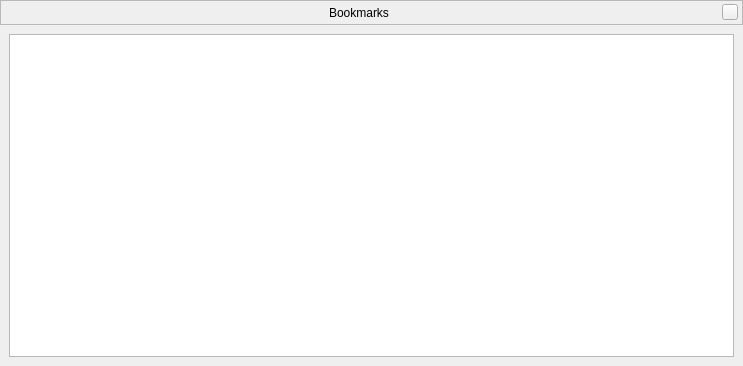
This is src/gui/bookmarksDialog.ui in 519984307/stellarium_src as Qt 5 draws it before an edit. The edited form follows.
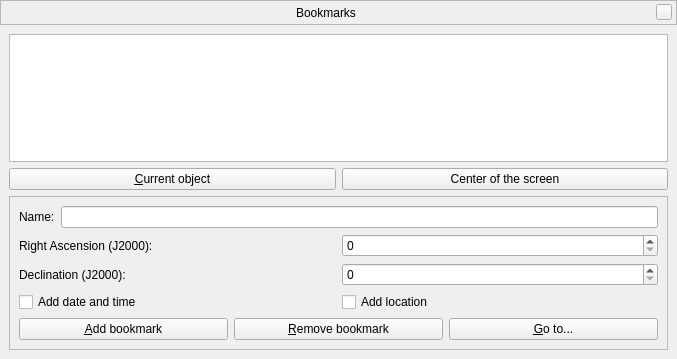
This is the edited form. Custom widgets are drawn as their Qt base class.

Commit message: Bookmarks is working now (require solve problem of correct removing of bookmarks)

Patch:
```diff
--- a/src/gui/bookmarksDialog.ui
+++ b/src/gui/bookmarksDialog.ui
@@ -6,8 +6,8 @@
    <rect>
     <x>0</x>
     <y>0</y>
-    <width>743</width>
-    <height>366</height>
+    <width>677</width>
+    <height>359</height>
    </rect>
   </property>
   <layout class="QGridLayout" name="gridLayout_2">
@@ -128,31 +128,163 @@
     <widget class="QWidget" name="widget" native="true">
      <layout class="QGridLayout" name="gridLayout">
       <item row="0" column="0">
-       <widget class="QTreeWidget" name="bookmarksTreeWidget">
-        <property name="editTriggers">
-         <set>QAbstractItemView::NoEditTriggers</set>
+       <widget class="QTreeView" name="bookmarksTreeView"/>
+      </item>
+      <item row="1" column="0">
+       <layout class="QHBoxLayout" name="horizontalLayout_2">
+        <item>
+         <widget class="QPushButton" name="currentObjectPushButton">
+          <property name="text">
+           <string>&amp;Current object</string>
+          </property>
+         </widget>
+        </item>
+        <item>
+         <widget class="QPushButton" name="centerScreenPushButton">
+          <property name="text">
+           <string>Center of the screen</string>
+          </property>
+         </widget>
+        </item>
+       </layout>
+      </item>
+      <item row="2" column="0">
+       <widget class="QFrame" name="frame">
+        <property name="sizePolicy">
+         <sizepolicy hsizetype="Minimum" vsizetype="Fixed">
+          <horstretch>0</horstretch>
+          <verstretch>0</verstretch>
+         </sizepolicy>
         </property>
-        <property name="rootIsDecorated">
-         <bool>false</bool>
+        <property name="frameShape">
+         <enum>QFrame::StyledPanel</enum>
         </property>
-        <property name="uniformRowHeights">
-         <bool>true</bool>
+        <property name="frameShadow">
+         <enum>QFrame::Raised</enum>
         </property>
-        <property name="itemsExpandable">
-         <bool>false</bool>
-        </property>
-        <property name="sortingEnabled">
-         <bool>true</bool>
-        </property>
-        <property name="expandsOnDoubleClick">
-         <bool>false</bool>
-        </property>
-        <property name="columnCount">
-         <number>0</number>
-        </property>
-        <attribute name="headerShowSortIndicator" stdset="0">
-         <bool>true</bool>
-        </attribute>
+        <layout class="QVBoxLayout" name="verticalLayout_4">
+         <item>
+          <layout class="QHBoxLayout" name="horizontalLayout_4">
+           <item>
+            <widget class="QLabel" name="labelBookmarkName">
+             <property name="text">
+              <string>Name:</string>
+             </property>
+            </widget>
+           </item>
+           <item>
+            <widget class="QLineEdit" name="bookmarkName"/>
+           </item>
+          </layout>
+         </item>
+         <item>
+          <layout class="QHBoxLayout" name="horizontalLayout_5">
+           <item>
+            <layout class="QVBoxLayout" name="verticalLayout_5">
+             <item>
+              <widget class="QLabel" name="labelRA_2">
+               <property name="sizePolicy">
+                <sizepolicy hsizetype="Minimum" vsizetype="Preferred">
+                 <horstretch>0</horstretch>
+                 <verstretch>0</verstretch>
+                </sizepolicy>
+               </property>
+               <property name="text">
+                <string>Right Ascension (J2000):</string>
+               </property>
+               <property name="buddy">
+                <cstring>raSpinBox</cstring>
+               </property>
+              </widget>
+             </item>
+             <item>
+              <widget class="QLabel" name="labelDec_2">
+               <property name="sizePolicy">
+                <sizepolicy hsizetype="Minimum" vsizetype="Preferred">
+                 <horstretch>0</horstretch>
+                 <verstretch>0</verstretch>
+                </sizepolicy>
+               </property>
+               <property name="text">
+                <string>Declination (J2000):</string>
+               </property>
+               <property name="buddy">
+                <cstring>decSpinBox</cstring>
+               </property>
+              </widget>
+             </item>
+            </layout>
+           </item>
+           <item>
+            <layout class="QVBoxLayout" name="verticalLayout_6">
+             <item>
+              <widget class="AngleSpinBox" name="raSpinBox">
+               <property name="sizePolicy">
+                <sizepolicy hsizetype="Preferred" vsizetype="Fixed">
+                 <horstretch>0</horstretch>
+                 <verstretch>0</verstretch>
+                </sizepolicy>
+               </property>
+              </widget>
+             </item>
+             <item>
+              <widget class="AngleSpinBox" name="decSpinBox">
+               <property name="sizePolicy">
+                <sizepolicy hsizetype="Preferred" vsizetype="Fixed">
+                 <horstretch>0</horstretch>
+                 <verstretch>0</verstretch>
+                </sizepolicy>
+               </property>
+              </widget>
+             </item>
+            </layout>
+           </item>
+          </layout>
+         </item>
+         <item>
+          <layout class="QHBoxLayout" name="horizontalLayout_6">
+           <item>
+            <widget class="QCheckBox" name="dateTimeCheckBox">
+             <property name="text">
+              <string>Add date and time</string>
+             </property>
+            </widget>
+           </item>
+           <item>
+            <widget class="QCheckBox" name="locationCheckBox">
+             <property name="text">
+              <string>Add location</string>
+             </property>
+            </widget>
+           </item>
+          </layout>
+         </item>
+         <item>
+          <layout class="QHBoxLayout" name="horizontalLayout_7">
+           <item>
+            <widget class="QPushButton" name="addBookmarkButton">
+             <property name="text">
+              <string>&amp;Add bookmark</string>
+             </property>
+            </widget>
+           </item>
+           <item>
+            <widget class="QPushButton" name="removeBookmarkButton">
+             <property name="text">
+              <string>&amp;Remove bookmark</string>
+             </property>
+            </widget>
+           </item>
+           <item>
+            <widget class="QPushButton" name="goToButton">
+             <property name="text">
+              <string>&amp;Go to...</string>
+             </property>
+            </widget>
+           </item>
+          </layout>
+         </item>
+        </layout>
        </widget>
       </item>
      </layout>
@@ -167,6 +299,11 @@
    <header>Dialog.hpp</header>
    <container>1</container>
   </customwidget>
+  <customwidget>
+   <class>AngleSpinBox</class>
+   <extends>QSpinBox</extends>
+   <header location="global">AngleSpinBox.hpp</header>
+  </customwidget>
  </customwidgets>
  <resources/>
  <connections/>
```
The commit also changes 3 other files.
